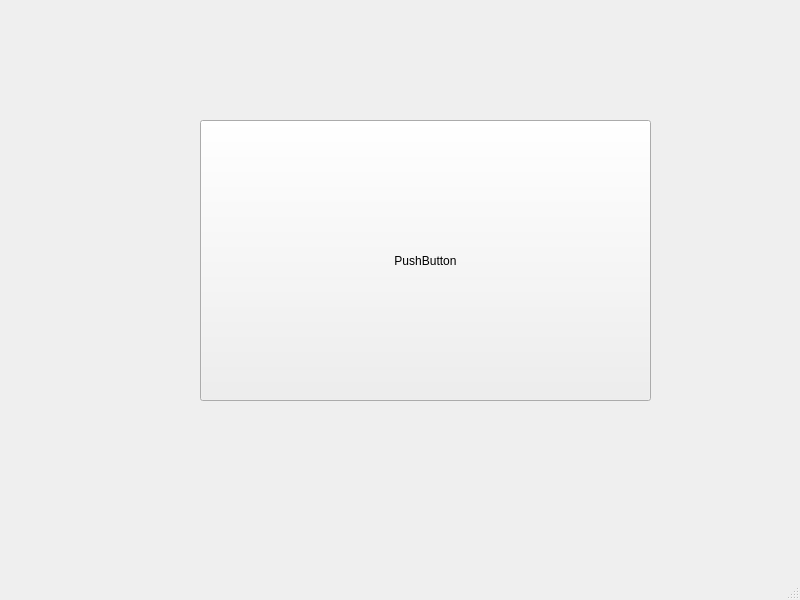
Old version of the form Tables.ui in the repository Saint4script/-financial-building-accounting.
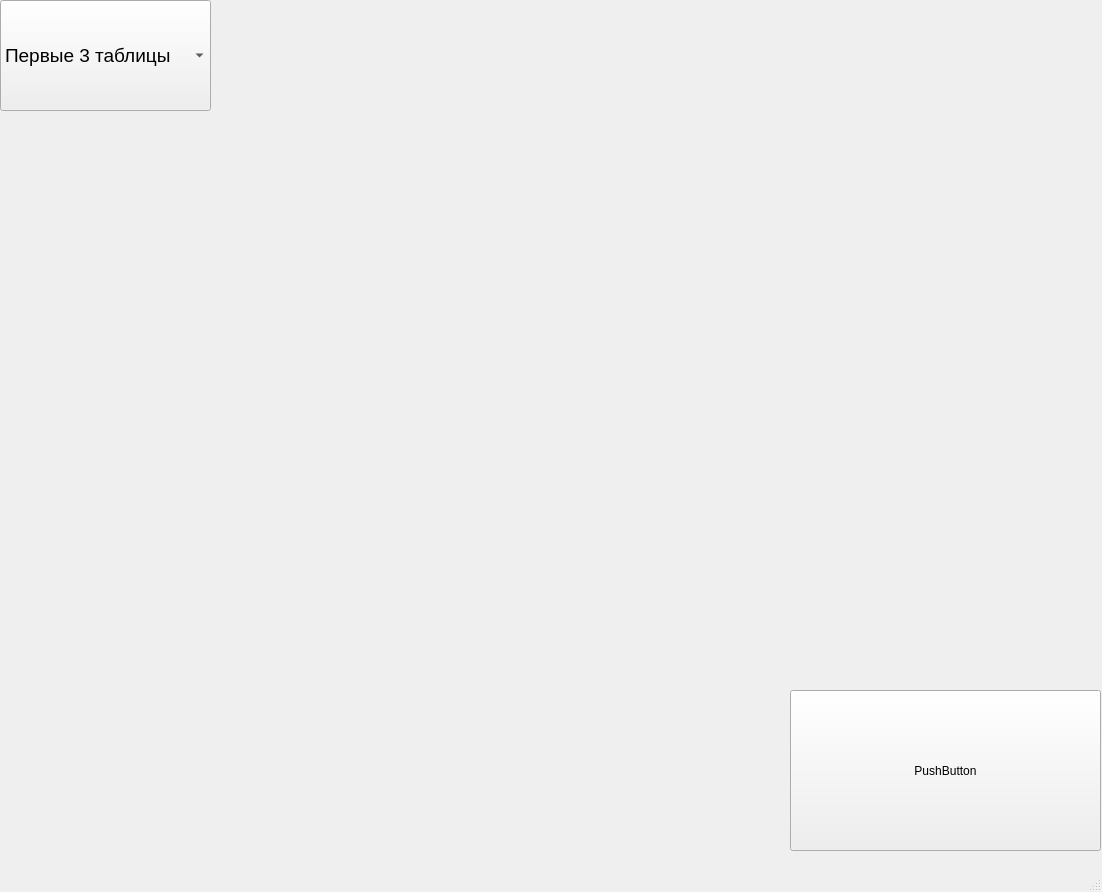
New version of the form.

Patch:
```diff
--- a/Tables.ui
+++ b/Tables.ui
@@ -6,8 +6,8 @@
    <rect>
     <x>0</x>
     <y>0</y>
-    <width>800</width>
-    <height>600</height>
+    <width>1102</width>
+    <height>892</height>
    </rect>
   </property>
   <property name="windowTitle">
@@ -17,16 +17,47 @@
    <widget class="QPushButton" name="pushButton">
     <property name="geometry">
      <rect>
-      <x>200</x>
-      <y>120</y>
-      <width>451</width>
-      <height>281</height>
+      <x>790</x>
+      <y>690</y>
+      <width>311</width>
+      <height>161</height>
      </rect>
     </property>
     <property name="text">
      <string>PushButton</string>
     </property>
    </widget>
+   <widget class="QComboBox" name="comboBox">
+    <property name="geometry">
+     <rect>
+      <x>0</x>
+      <y>0</y>
+      <width>211</width>
+      <height>111</height>
+     </rect>
+    </property>
+    <property name="font">
+     <font>
+      <pointsize>14</pointsize>
+     </font>
+    </property>
+    <property name="layoutDirection">
+     <enum>Qt::LeftToRight</enum>
+    </property>
+    <property name="autoFillBackground">
+     <bool>false</bool>
+    </property>
+    <item>
+     <property name="text">
+      <string>Первые 3 таблицы</string>
+     </property>
+    </item>
+    <item>
+     <property name="text">
+      <string>Следующие таблицы</string>
+     </property>
+    </item>
+   </widget>
   </widget>
   <widget class="QMenuBar" name="menubar">
    <property name="geometry">
```
Left out of the diff: 2 changed lines with no effect on the pictures.
